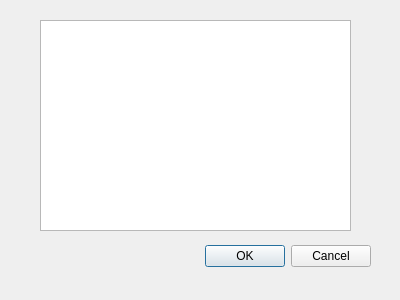
Before: the Qt Designer form deldbdialog.ui in aaron-loz/SQL-Mock-Database, drawn with Qt 5.
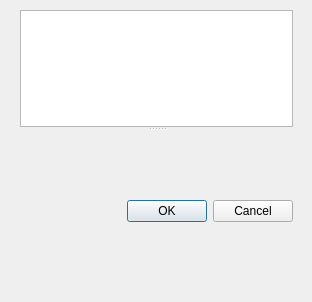
After: the same form once the commit is applied.

What changed in the file:
```diff
--- a/deldbdialog.ui
+++ b/deldbdialog.ui
@@ -6,38 +6,56 @@
    <rect>
     <x>0</x>
     <y>0</y>
-    <width>400</width>
-    <height>300</height>
+    <width>312</width>
+    <height>302</height>
    </rect>
   </property>
+  <property name="sizePolicy">
+   <sizepolicy hsizetype="Fixed" vsizetype="Fixed">
+    <horstretch>0</horstretch>
+    <verstretch>0</verstretch>
+   </sizepolicy>
+  </property>
   <property name="windowTitle">
    <string>Dialog</string>
   </property>
-  <widget class="QDialogButtonBox" name="buttonBox">
+  <widget class="QSplitter" name="splitter">
    <property name="geometry">
     <rect>
-     <x>30</x>
-     <y>240</y>
-     <width>341</width>
-     <height>32</height>
+     <x>20</x>
+     <y>10</y>
+     <width>273</width>
+     <height>281</height>
     </rect>
    </property>
    <property name="orientation">
-    <enum>Qt::Horizontal</enum>
+    <enum>Qt::Vertical</enum>
    </property>
-   <property name="standardButtons">
-    <set>QDialogButtonBox::Cancel|QDialogButtonBox::Ok</set>
-   </property>
-  </widget>
-  <widget class="QTableView" name="tableView">
-   <property name="geometry">
-    <rect>
-     <x>40</x>
-     <y>20</y>
-     <width>311</width>
-     <height>211</height>
-    </rect>
-   </property>
+   <widget class="QTableView" name="tableView">
+    <property name="sizePolicy">
+     <sizepolicy hsizetype="Maximum" vsizetype="Maximum">
+      <horstretch>0</horstretch>
+      <verstretch>0</verstretch>
+     </sizepolicy>
+    </property>
+    <property name="minimumSize">
+     <size>
+      <width>0</width>
+      <height>0</height>
+     </size>
+    </property>
+    <property name="sizeAdjustPolicy">
+     <enum>QAbstractScrollArea::AdjustToContents</enum>
+    </property>
+   </widget>
+   <widget class="QDialogButtonBox" name="buttonBox">
+    <property name="orientation">
+     <enum>Qt::Horizontal</enum>
+    </property>
+    <property name="standardButtons">
+     <set>QDialogButtonBox::Cancel|QDialogButtonBox::Ok</set>
+    </property>
+   </widget>
   </widget>
  </widget>
  <resources/>
```
